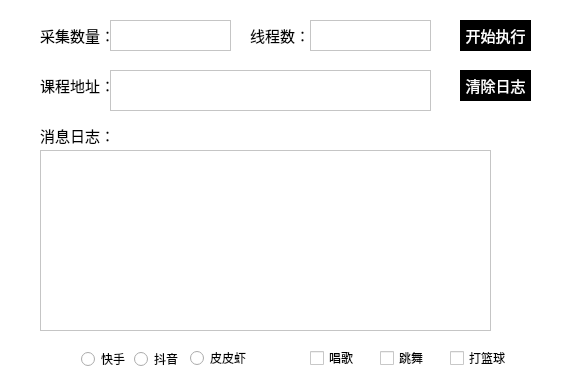
First picture: the form in ui_spider/crawler_case/test2.ui, repository xwk134/myspider, before the edit.
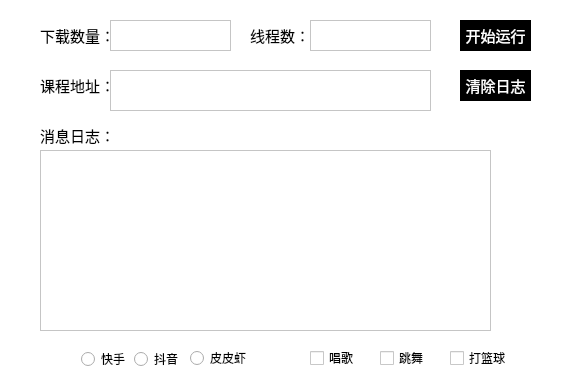
Second picture: the form after the edit.

The edit to the form file:
```diff
--- a/ui_spider/crawler_case/test2.ui
+++ b/ui_spider/crawler_case/test2.ui
@@ -53,7 +53,7 @@
     </rect>
    </property>
    <property name="text">
-    <string>开始执行</string>
+    <string>开始运行</string>
    </property>
   </widget>
   <widget class="QPushButton" name="pushButton_2">
@@ -92,7 +92,7 @@
     </rect>
    </property>
    <property name="text">
-    <string>采集数量：</string>
+    <string>下载数量：</string>
    </property>
   </widget>
   <widget class="QLabel" name="label_3">
```
Left out of the diff: 4 changed lines with no effect on the pictures.
